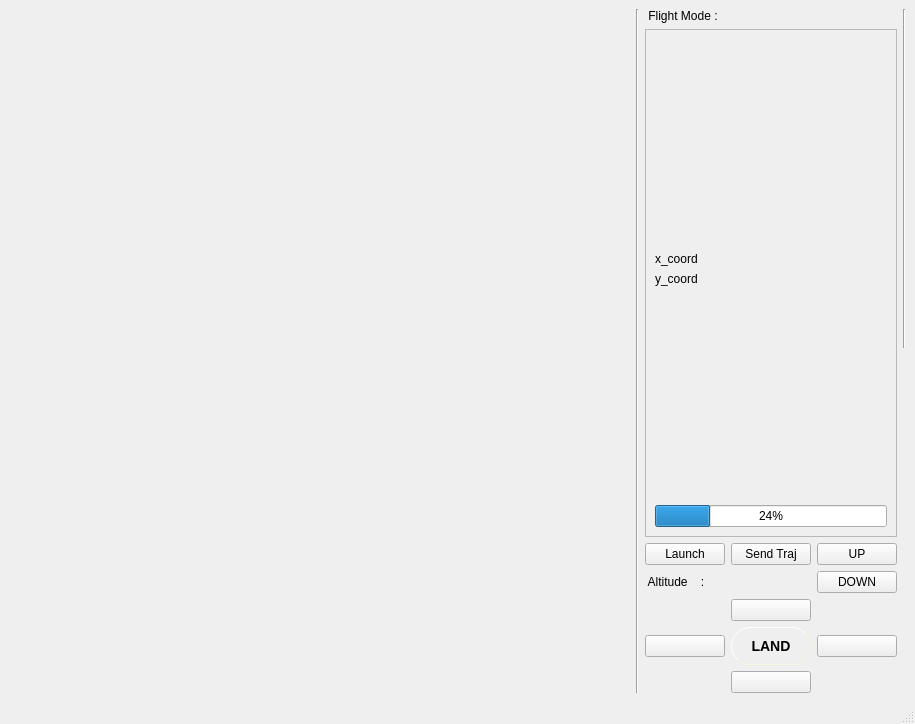
This is window.ui in supertigim/droneController as Qt 5 draws it before an edit. The edited form follows.
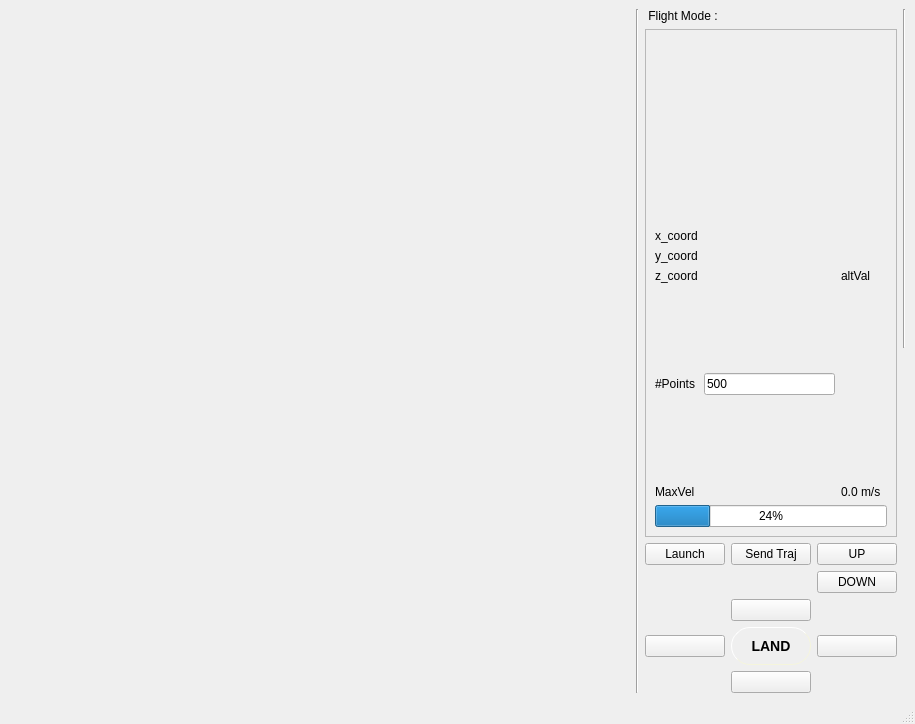
This is the edited form. Icons and pictures are not drawn.

Patch:
```diff
--- a/window.ui
+++ b/window.ui
@@ -38,55 +38,69 @@
            <enum>QFrame::Raised</enum>
           </property>
           <layout class="QGridLayout" name="gridLayout">
+           <item row="4" column="1">
+            <widget class="QLabel" name="lbNumPoints">
+             <property name="text">
+              <string>#Points</string>
+             </property>
+            </widget>
+           </item>
            <item row="1" column="1">
-            <widget class="QLabel" name="lblLatValue">
-             <property name="text">
-              <string/>
-             </property>
-            </widget>
-           </item>
-           <item row="2" column="0">
-            <widget class="QLabel" name="lblLon">
-             <property name="text">
-              <string>y_coord</string>
-             </property>
-            </widget>
-           </item>
-           <item row="1" column="0">
             <widget class="QLabel" name="lblLat">
              <property name="text">
               <string>x_coord</string>
              </property>
             </widget>
            </item>
-           <item row="4" column="0" colspan="3">
+           <item row="0" column="3">
+            <spacer name="verticalSpacer_2">
+             <property name="orientation">
+              <enum>Qt::Vertical</enum>
+             </property>
+             <property name="sizeHint" stdset="0">
+              <size>
+               <width>20</width>
+               <height>40</height>
+              </size>
+             </property>
+            </spacer>
+           </item>
+           <item row="2" column="3" colspan="2">
+            <widget class="QLabel" name="lblLongValue">
+             <property name="text">
+              <string/>
+             </property>
+            </widget>
+           </item>
+           <item row="3" column="1">
+            <widget class="QLabel" name="lblAlt">
+             <property name="text">
+              <string>z_coord</string>
+             </property>
+            </widget>
+           </item>
+           <item row="1" column="3">
+            <widget class="QLabel" name="lblLatValue">
+             <property name="text">
+              <string/>
+             </property>
+            </widget>
+           </item>
+           <item row="4" column="2">
+            <widget class="QLineEdit" name="numPointsText">
+             <property name="text">
+              <string>500</string>
+             </property>
+            </widget>
+           </item>
+           <item row="6" column="1" colspan="4">
             <widget class="QProgressBar" name="progressBar">
              <property name="value">
               <number>24</number>
              </property>
             </widget>
            </item>
-           <item row="2" column="1" colspan="2">
-            <widget class="QLabel" name="lblLongValue">
-             <property name="text">
-              <string/>
-             </property>
-            </widget>
-           </item>
-           <item row="0" column="1">
-            <spacer name="verticalSpacer_2">
-             <property name="orientation">
-              <enum>Qt::Vertical</enum>
-             </property>
-             <property name="sizeHint" stdset="0">
-              <size>
-               <width>20</width>
-               <height>40</height>
-              </size>
-             </property>
-            </spacer>
-           </item>
-           <item row="3" column="1">
+           <item row="4" column="3">
             <spacer name="verticalSpacer">
              <property name="orientation">
               <enum>Qt::Vertical</enum>
@@ -99,6 +113,34 @@
              </property>
             </spacer>
            </item>
+           <item row="2" column="1">
+            <widget class="QLabel" name="lblLon">
+             <property name="text">
+              <string>y_coord</string>
+             </property>
+            </widget>
+           </item>
+           <item row="5" column="1">
+            <widget class="QLabel" name="lbMaxValName">
+             <property name="text">
+              <string>MaxVel</string>
+             </property>
+            </widget>
+           </item>
+           <item row="3" column="3">
+            <widget class="QLabel" name="lblAltValue">
+             <property name="text">
+              <string>altVal</string>
+             </property>
+            </widget>
+           </item>
+           <item row="5" column="3">
+            <widget class="QLabel" name="lbMaxVal">
+             <property name="text">
+              <string>0.0 m/s</string>
+             </property>
+            </widget>
+           </item>
           </layout>
          </widget>
         </item>
@@ -140,13 +182,6 @@
           </property>
          </widget>
         </item>
-        <item row="4" column="1">
-         <widget class="QLabel" name="lblAltValue">
-          <property name="text">
-           <string/>
-          </property>
-         </widget>
-        </item>
         <item row="3" column="2">
          <widget class="QPushButton" name="btnUp">
           <property name="text">
@@ -252,13 +287,6 @@
           </property>
          </widget>
         </item>
-        <item row="4" column="0">
-         <widget class="QLabel" name="lblAlt">
-          <property name="text">
-           <string> Altitude    : </string>
-          </property>
-         </widget>
-        </item>
         <item row="3" column="1">
          <widget class="QPushButton" name="btnSendTraj">
           <property name="text">
```
Left out of the diff: 2 changed lines with no effect on the pictures.
